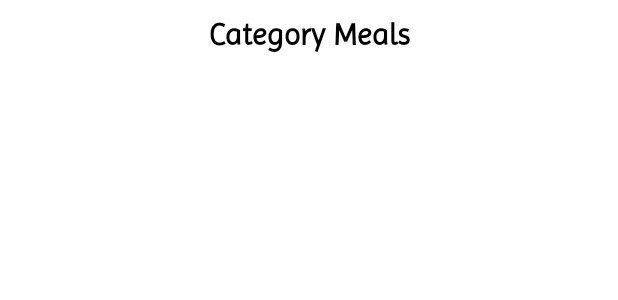
After one commit to romydewantara/EasyFood, an Android app: the layout activity_category_meals.xml on its own in the app's theme, with its tools: preview values and no code run, on a phone screen of 412 x 824 dp. The commit adds this screen. Shown: the top 300 px of the screen. Run offline under Robolectric (Android 15) with nearby library versions, the phone set to English and light mode, and no system bars.

Commit message:
Add new feature to open meal list page by category

```diff
--- a/app/src/main/AndroidManifest.xml
+++ b/app/src/main/AndroidManifest.xml
@@ -16,9 +16,11 @@
         android:usesCleartextTraffic="true"
         tools:targetApi="31">
         <activity
+            android:name=".ui.CategoryMealsActivity"
+            android:exported="false" />
+        <activity
             android:name=".ui.MealActivity"
-            android:exported="false">
-        </activity>
+            android:exported="false" />
         <activity
             android:name=".ui.MainActivity"
             android:exported="true">
--- a/app/src/main/java/com/example/easyfood/adapter/CategoriesAdapter.kt
+++ b/app/src/main/java/com/example/easyfood/adapter/CategoriesAdapter.kt
@@ -11,6 +11,7 @@ import com.example.easyfood.pojo.Category
 class CategoriesAdapter(): RecyclerView.Adapter<CategoriesAdapter.CategoryViewHolder>() {
 
     private var categoryList = ArrayList<Category>()
+    var onItemClick: ((Category) -> Unit)? = null
 
     override fun onCreateViewHolder(parent: ViewGroup, viewType: Int): CategoryViewHolder {
         return CategoryViewHolder(
@@ -25,6 +26,10 @@ class CategoriesAdapter(): RecyclerView.Adapter<CategoriesAdapter.CategoryViewHo
             .load(categoryList[position].strCategoryThumb)
             .into(holder.binding.imageCategory)
         holder.binding.textCategoryHome.text = categoryList[position].strCategory
+
+        holder.itemView.setOnClickListener {
+            onItemClick!!.invoke(categoryList[position])
+        }
     }
 
     override fun getItemCount(): Int {
--- a/app/src/main/java/com/example/easyfood/viewModel/HomeViewModel.kt
+++ b/app/src/main/java/com/example/easyfood/viewModel/HomeViewModel.kt
@@ -22,7 +22,6 @@ class HomeViewModel(): ViewModel() {
     private var categoriesLiveData = MutableLiveData<List<Category>>()
 
     fun getRandomMeal() {
-
         RetrofitInstance.api.getRandomMeal().enqueue(object : Callback<MealList> {
             override fun onResponse(call: Call<MealList>, response: Response<MealList>) {
                 if (response.body() != null) {
--- /dev/null
+++ b/app/src/main/res/layout/activity_category_meals.xml
@@ -0,0 +1,32 @@
+<?xml version="1.0" encoding="utf-8"?>
+<androidx.constraintlayout.widget.ConstraintLayout xmlns:android="http://schemas.android.com/apk/res/android"
+    xmlns:app="http://schemas.android.com/apk/res-auto"
+    xmlns:tools="http://schemas.android.com/tools"
+    android:id="@+id/main"
+    android:layout_width="match_parent"
+    android:layout_height="match_parent"
+    tools:context=".ui.CategoryMealsActivity">
+
+    <androidx.appcompat.widget.AppCompatTextView
+        android:id="@+id/text_category_meals"
+        android:layout_width="wrap_content"
+        android:layout_height="wrap_content"
+        android:fontFamily="@font/imprima_regular"
+        android:text="Category Meals"
+        android:textColor="@color/black"
+        android:textSize="20dp"
+        android:textStyle="bold"
+        android:layout_marginTop="10dp"
+        app:layout_constraintEnd_toEndOf="parent"
+        app:layout_constraintStart_toStartOf="parent"
+        app:layout_constraintTop_toTopOf="parent" />
+
+    <androidx.recyclerview.widget.RecyclerView
+        android:id="@+id/recycler_view_category_meals"
+        android:layout_width="match_parent"
+        android:layout_height="0dp"
+        android:layout_marginTop="10dp"
+        app:layout_constraintTop_toBottomOf="@id/text_category_meals"
+        app:layout_constraintBottom_toBottomOf="parent" />
+
+</androidx.constraintlayout.widget.ConstraintLayout>
--- a/app/src/main/res/layout/activity_meal.xml
+++ b/app/src/main/res/layout/activity_meal.xml
@@ -111,7 +111,7 @@
                 android:layout_height="wrap_content"
                 android:layout_marginTop="5dp"
                 android:layout_marginEnd="5dp"
-                android:fontFamily="@font/urbanist_black"
+                android:fontFamily="@font/urbanist_medium"
                 android:textSize="14sp"
                 android:textColor="@color/black"
                 app:layout_constraintTop_toBottomOf="@id/text_instructions_title"
```
Also changed, not shown: app/src/main/java/com/example/easyfood/adapter/CategoryMealsAdapter.kt (added, +39 -0 lines), app/src/main/java/com/example/easyfood/fragments/HomeFragment.kt (+11 -0 lines), app/src/main/java/com/example/easyfood/retrofit/MealApi.kt (+8 -5 lines), app/src/main/java/com/example/easyfood/ui/CategoryMealsActivity.kt (added, +48 -0 lines), app/src/main/java/com/example/easyfood/viewModel/CategoryMealsViewModel.kt (added, +38 -0 lines), app/src/main/res/layout/fragment_home.xml (+4 -5 lines), app/src/main/res/layout/meal_item.xml (added, +40 -0 lines).
